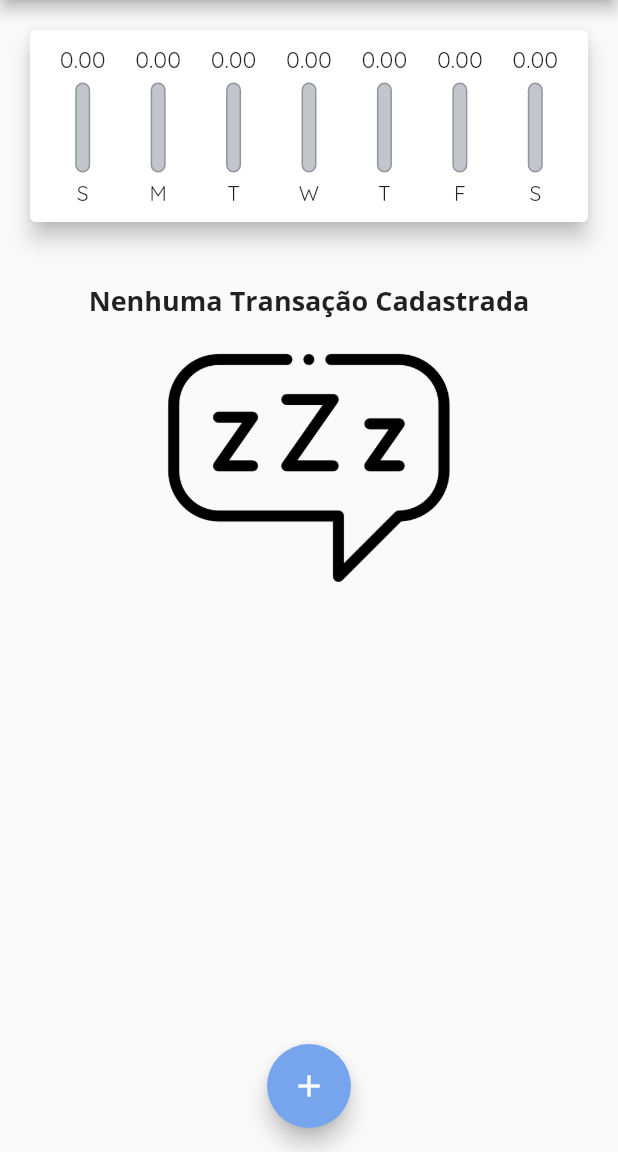
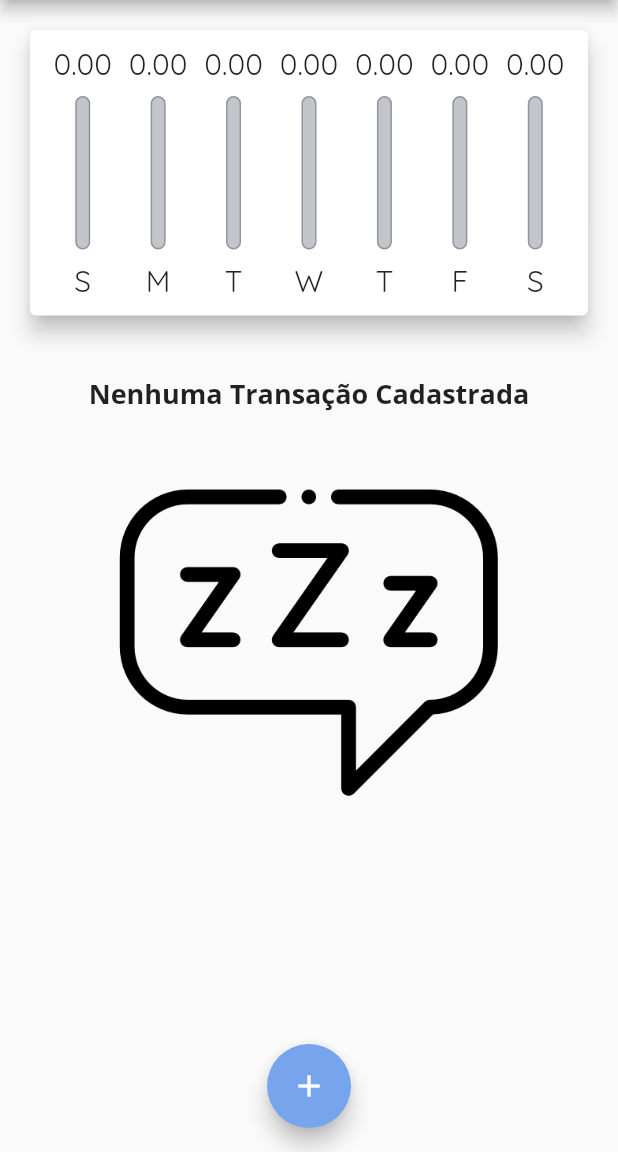
Before and after one commit to joasdc/app_despesas_pessoais, a Flutter app: the screen it shows after launch, on a phone screen of 412 x 824 dp, the part 84-1236 px from its top. Run offline on Flutter 3.47's test engine with Material 2 defaults, Android fonts, the phone set to English and light mode, and no system bars.

Commit message:
responsiveness on android and ios

```diff
--- a/lib/main.dart
+++ b/lib/main.dart
@@ -1,3 +1,6 @@
+import 'dart:io';
+
+import 'package:flutter/cupertino.dart';
 import 'package:flutter/material.dart';
 
 import 'models/transaction.dart';
@@ -13,14 +16,14 @@ class ExpensesApp extends StatelessWidget {
   const ExpensesApp({Key? key}) : super(key: key);
 
   static const primaryColor = Color.fromARGB(255, 118, 165, 238);
-  static const dangerColor = Color.fromARGB(255, 254, 186, 214);
+  static const dangerColor = Color.fromARGB(255, 245, 118, 129);
   static const grayColor = Color.fromARGB(255, 145, 149, 157);
   static const lightGrayColor = Color.fromARGB(255, 194, 197, 202);
 
   @override
   Widget build(BuildContext context) {
     return MaterialApp(
-      home: HomePage(),
+      home: const HomePage(),
       theme: ThemeData(
         fontFamily: "Quicksand",
         appBarTheme: const AppBarTheme(
@@ -36,7 +39,7 @@ class ExpensesApp extends StatelessWidget {
 }
 
 class HomePage extends StatefulWidget {
-  HomePage({Key? key}) : super(key: key);
+  const HomePage({Key? key}) : super(key: key);
 
   @override
   State<HomePage> createState() => _HomePageState();
@@ -44,6 +47,7 @@ class HomePage extends StatefulWidget {
 
 class _HomePageState extends State<HomePage> {
   final List<Transaction> _transactions = [];
+  bool displayChart = false;
 
   List<Transaction> get _recentTransactions {
     return _transactions.where((transaction) {
@@ -114,6 +118,7 @@ class _HomePageState extends State<HomePage> {
   _openTransactionFormModal(BuildContext context) {
     showModalBottomSheet(
         context: context,
+        isScrollControlled: true,
         builder: (ctxt) {
           return TransactionForm(_addNewTransaction);
         });
@@ -121,34 +126,87 @@ class _HomePageState extends State<HomePage> {
 
   @override
   Widget build(BuildContext context) {
-    return Scaffold(
-      appBar: AppBar(
+    final mediaQuery = MediaQuery.of(context);
+    bool isLandscape = mediaQuery.orientation == Orientation.landscape;
+
+    final isIOS = Platform.isIOS;
+
+    Widget _getIconButton(IconData icon, Function() fn) {
+      return isIOS
+          ? GestureDetector(onTap: fn, child: Icon(icon))
+          : IconButton(onPressed: fn, icon: Icon(icon));
+    }
+
+    final iconList = isIOS ? CupertinoIcons.refresh : Icons.list_alt_rounded;
+    final chartIcon = isIOS ? CupertinoIcons.refresh : Icons.bar_chart_rounded;
+
+    final actions = [
+      isLandscape
+          ? _getIconButton(
+              displayChart ? iconList : chartIcon,
+              () => setState(() {
+                displayChart = !displayChart;
+              }),
+            )
+          : Container(),
+      _getIconButton(isIOS ? CupertinoIcons.add : Icons.add,
+          () => _openTransactionFormModal(context))
+    ];
+
+    final appBar = AppBar(
       backgroundColor: ExpensesApp.primaryColor,
       title: const Text(
         'Despesas Pessoais',
       ),
-        actions: [
-          IconButton(
-            onPressed: () => _openTransactionFormModal(context),
-            icon: const Icon(Icons.add),
-          )
-        ],
-      ),
-      body: SingleChildScrollView(
+      actions: actions,
+    );
+
+    final availableHeight = mediaQuery.size.height -
+        appBar.preferredSize.height -
+        mediaQuery.padding.top;
+
+    final bodyPage = SafeArea(
+        child: SingleChildScrollView(
       child: Column(
         crossAxisAlignment: CrossAxisAlignment.stretch,
         children: [
-            Chart(_recentTransactions),
-            TransactionList(_transactions, _removeTransaction),
+          if (displayChart || !isLandscape)
+            Container(
+              height: availableHeight * (isLandscape ? 0.8 : 0.3),
+              child: Chart(_recentTransactions),
+            ),
+          if (!displayChart || !isLandscape)
+            Container(
+              height: availableHeight * (isLandscape ? 1.0 : 0.7),
+              child: TransactionList(_transactions, _removeTransaction),
+            ),
         ],
       ),
+    ));
+
+    return isIOS
+        ? CupertinoPageScaffold(
+            navigationBar: CupertinoNavigationBar(
+              middle: Text('Despesas Pessoais'),
+              trailing: Row(
+                mainAxisSize: MainAxisSize.min,
+                children: actions,
               ),
-      floatingActionButton: FloatingActionButton(
+            ),
+            child: bodyPage,
+          )
+        : Scaffold(
+            appBar: appBar,
+            body: bodyPage,
+            floatingActionButton: isIOS
+                ? Container()
+                : FloatingActionButton(
                     backgroundColor: ExpensesApp.primaryColor,
                     child: const Icon(Icons.add),
                     onPressed: () => _openTransactionFormModal(context),
                   ),
-      floatingActionButtonLocation: FloatingActionButtonLocation.centerFloat,
+            floatingActionButtonLocation:
+                FloatingActionButtonLocation.centerFloat,
           );
   }
 }
--- a/lib/widgets/chart_bar.dart
+++ b/lib/widgets/chart_bar.dart
@@ -16,18 +16,18 @@ class ChartBar extends StatelessWidget {
 
   @override
   Widget build(BuildContext context) {
+    return LayoutBuilder(builder: (ctxt, constraints) {
       return Column(
-      mainAxisAlignment: MainAxisAlignment.spaceBetween,
         children: [
           Container(
-          height: 20,
+            height: constraints.maxHeight * 0.15,
             child: FittedBox(
-            child: Text('${value.toStringAsFixed(2)}'),
+              child: Text(value.toStringAsFixed(2)),
             ),
           ),
-        const SizedBox(height: 5),
+          SizedBox(height: constraints.maxHeight * 0.05),
           Container(
-          height: 60,
+            height: constraints.maxHeight * 0.6,
             width: 10,
             child: Stack(
               alignment: Alignment.bottomCenter,
@@ -53,9 +53,15 @@ class ChartBar extends StatelessWidget {
               ],
             ),
           ),
-        const SizedBox(height: 5),
-        Text(label),
+          SizedBox(height: constraints.maxHeight * 0.05),
+          Container(
+            height: constraints.maxHeight * 0.15,
+            child: FittedBox(
+              child: Text(label),
+            ),
+          ),
         ],
       );
+    });
   }
 }
--- a/lib/widgets/transaction_list.dart
+++ b/lib/widgets/transaction_list.dart
@@ -14,19 +14,18 @@ class TransactionList extends StatelessWidget {
 
   @override
   Widget build(BuildContext context) {
-    return Container(
-      height: MediaQuery.of(context).size.height * 0.7,
-      padding: const EdgeInsets.only(bottom: 40),
-      child: transactions.isEmpty
-          ? Column(
+    return transactions.isEmpty
+        ? LayoutBuilder(builder: (context, constraints) {
+            return Column(
               children: [
-                const SizedBox(height: 20),
+                SizedBox(height: 20),
                 Text(
                   "Nenhuma Transação Cadastrada",
                   style: Theme.of(context).appBarTheme.titleTextStyle,
                 ),
+                SizedBox(height: 20),
                 Container(
-                  height: 200,
+                  height: constraints.maxHeight * 0.5,
                   child: Image.asset(
                     // Sleep icons created by Freepik - Flaticon
                     "assets/images/sleep.png",
@@ -34,14 +33,16 @@ class TransactionList extends StatelessWidget {
                   ),
                 ),
               ],
-            )
+            );
+          })
         : ListView.builder(
             itemCount: transactions.length,
             itemBuilder: (context, index) {
               final transaction = transactions[index];
               return Card(
                 elevation: 5,
-                  margin: EdgeInsets.symmetric(vertical: 8.0, horizontal: 5.0),
+                margin:
+                    const EdgeInsets.symmetric(vertical: 8.0, horizontal: 5.0),
                 child: ListTile(
                   leading: CircleAvatar(
                     radius: 30,
@@ -69,9 +70,26 @@ class TransactionList extends StatelessWidget {
                       color: ExpensesApp.lightGrayColor,
                     ),
                   ),
-                    trailing: IconButton(
+                  trailing: MediaQuery.of(context).size.width > 480
+                      ? TextButton.icon(
+                          onPressed: () => removeTransaction(transaction.id),
+                          icon: const Icon(
+                            Icons.delete_outline,
+                            color: ExpensesApp.dangerColor,
+                          ),
+                          label: const Text(
+                            "Excluir",
+                            style: TextStyle(
+                              fontWeight: FontWeight.bold,
+                            ),
+                          ),
+                          style: TextButton.styleFrom(
+                            primary: ExpensesApp.dangerColor,
+                          ),
+                        )
+                      : IconButton(
                           splashRadius: 28,
-                      icon: Icon(
+                          icon: const Icon(
                             Icons.delete_outline,
                             color: ExpensesApp.dangerColor,
                           ),
@@ -80,7 +98,6 @@ class TransactionList extends StatelessWidget {
                 ),
               );
             },
-            ),
           );
   }
 }
```
Also changed, not shown: lib/widgets/transaction_form.dart (+57 -39 lines). Lines whose indentation alone changed are shown as unchanged.
